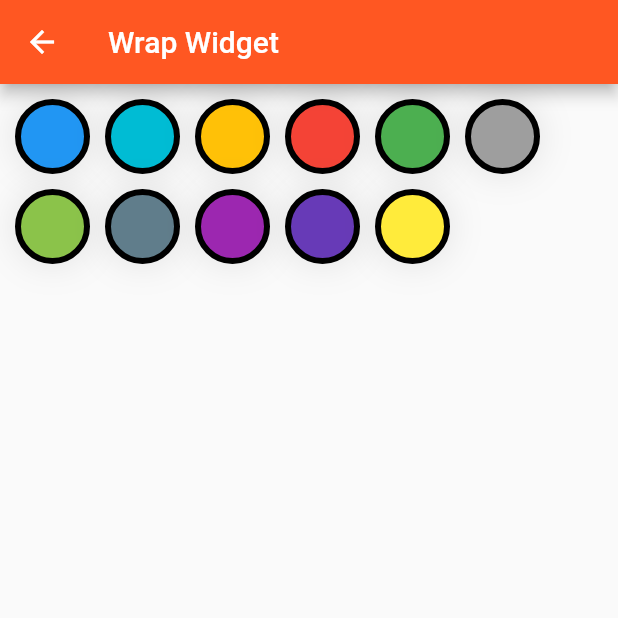
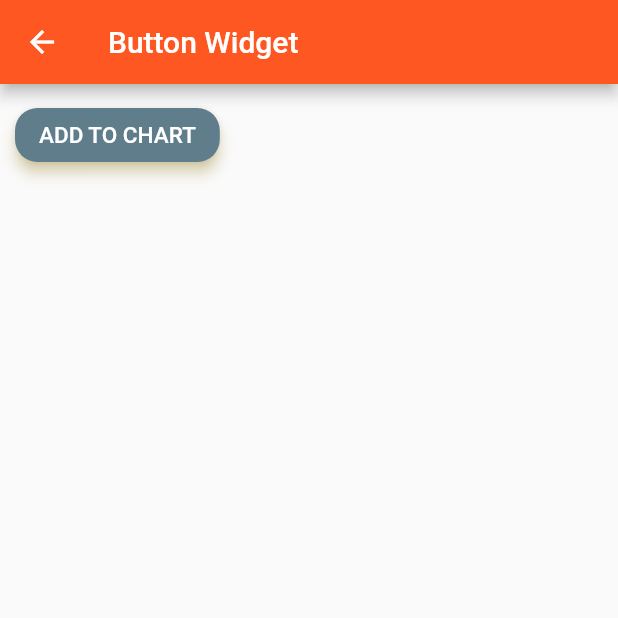
Before and after one commit to efrizalnf/flutter_widget, a Flutter app: the screen it shows after launch, on a phone screen of 412 x 824 dp, the top half of it. Run offline on Flutter 3.47's test engine with Material 2 defaults, Android fonts, the phone set to English and light mode, and no system bars; our stand-ins replace flutter_svg, syncfusion_flutter_charts.

Commit message:
added button widget

```diff
--- a/lib/main.dart
+++ b/lib/main.dart
@@ -9,6 +9,7 @@ import 'package:project_flutter_pertama/meet_2/ch4topic2/basic_layout/padding_wi
 import 'package:project_flutter_pertama/meet_2/ch4topic2/basic_layout/sizedbox_widget.dart';
 import 'package:project_flutter_pertama/meet_2/ch4topic2/basic_layout/stack_widget.dart';
 import 'package:project_flutter_pertama/meet_2/ch4topic2/basic_layout/wrap_widget.dart';
+import 'package:project_flutter_pertama/meet_2/ch4topic2/basic_widget/button_widget.dart';
 import 'package:project_flutter_pertama/meet_2/ch4topic2/basic_widget/text_widget.dart';
 import 'package:project_flutter_pertama/meet_2/ch4topic2/navigation/sliver_widget.dart';
 import 'package:project_flutter_pertama/tugas/basic-form/dialog_widget.dart';
@@ -24,6 +25,7 @@ import 'package:project_flutter_pertama/tugas/basic-layout/rowwidget.dart';
 import 'package:project_flutter_pertama/tugas/basic-layout/sizedboxwidget.dart';
 import 'package:project_flutter_pertama/tugas/basic-layout/stackwidget.dart';
 import 'package:project_flutter_pertama/tugas/basic-layout/wrapwidget.dart';
+import 'package:project_flutter_pertama/tugas/basic-widget/buttonwidget.dart';
 import 'package:project_flutter_pertama/tugas/fic_column_widget.dart';
 import 'package:project_flutter_pertama/tugas/stateless_statefull.dart';
 
@@ -44,7 +46,7 @@ class MyApp extends StatelessWidget {
       theme: ThemeData(
         primarySwatch: Colors.deepOrange,
       ),
-      home: MyWrapWidget(),
+      home: MyButtonWidget(),
     );
   }
 }
--- /dev/null
+++ b/lib/tugas/basic-widget/buttonwidget.dart
@@ -0,0 +1,39 @@
+import "package:flutter/material.dart";
+import "package:project_flutter_pertama/tugas/basic-form/helper.dart";
+
+class MyButtonWidget extends StatelessWidget {
+  const MyButtonWidget({super.key});
+
+  @override
+  Widget build(BuildContext context) {
+    return Scaffold(
+      appBar: const CustomAppbar(titleValue: "Button Widget"),
+      body: SingleChildScrollView(
+        child: Container(
+          padding: const EdgeInsets.all(10.0),
+          child: Column(
+            children: [
+              ElevatedButton(
+                style: ElevatedButton.styleFrom(
+                  backgroundColor: Colors.blueGrey,
+                  shape: RoundedRectangleBorder(
+                    borderRadius: BorderRadius.circular(15),
+                  ),
+                  shadowColor: Colors.amberAccent[100],
+                  elevation: 4.0,
+                ),
+                onPressed: () {},
+                child: Text(
+                  "Add To Chart".toUpperCase(),
+                  style: const TextStyle(
+                    fontSize: 15.0,
+                  ),
+                ),
+              ),
+            ],
+          ),
+        ),
+      ),
+    );
+  }
+}
```
